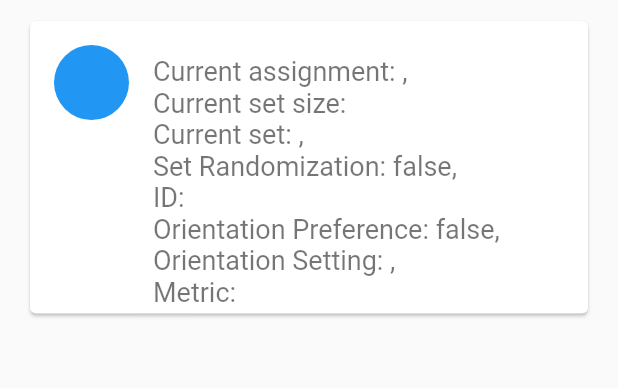
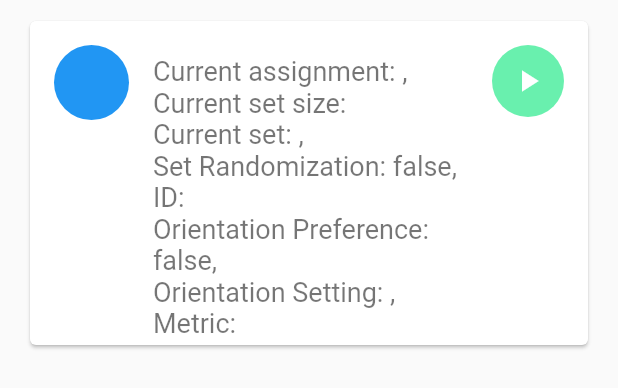
Before and after one commit to miyamot0/CCC_math_facts_flutter, a Flutter app: the StudentTile widget shown alone on an empty page, opened directly with empty values, on a phone screen of 412 x 824 dp. Shown: the top 388 px of the screen. Run offline on Flutter 3.47's test engine with Material 2 defaults, Android fonts, the phone set to English and light mode, and no system bars; our stand-ins replace cloud_firestore, firebase_auth, firebase_core, flutter_spinkit, flutter_svg, package_info; missing offline and left inert: align_positioned; accounts and stored records are empty; statements that could not run were skipped.

Commit message:
Add in formal play button for launching lessons

```diff
--- a/lib/screens/home/student_tile.dart
+++ b/lib/screens/home/student_tile.dart
@@ -272,15 +272,19 @@ class _StudentTileState extends State<StudentTile> {
       child: Card(
           margin: const EdgeInsets.fromLTRB(20.0, 6.0, 20.0, 0.0),
           child: ListTile(
-              leading: GestureDetector(
-                  child: const CircleAvatar(
-                    radius: 25.0,
-                    backgroundColor: Colors.blue,
+              trailing: Container(
+                  decoration: const BoxDecoration(
+                      shape: BoxShape.circle, color: Colors.greenAccent),
+                  child: IconButton(
+                      icon: const Icon(
+                        Icons.play_arrow,
+                        color: Colors.white,
                       ),
-                  onTap: () async {
+                      onPressed: () async {
                         final jsonSet = await _parseJson();
 
-                    bool showVertical = widget.student.preferredOrientation ==
+                        bool showVertical =
+                            widget.student.preferredOrientation ==
                                     Orientations().Vertical ||
                                 (widget.student.preferredOrientation ==
                                         Orientations().NoPreference &&
@@ -315,7 +319,13 @@ class _StudentTileState extends State<StudentTile> {
                             SystemChrome.setPreferredOrientations([]);
                           });
                         }
-                  },
+                      })),
+              leading: GestureDetector(
+                  child: const CircleAvatar(
+                    radius: 25.0,
+                    backgroundColor: Colors.blue,
+                  ),
+                  onTap: () async {},
                   onLongPress: () => _editParticipantModal()),
               title: Text(widget.student.name),
               subtitle: _buildStudentDescription(widget.student))),
```
Lines whose indentation alone changed are shown as unchanged.
